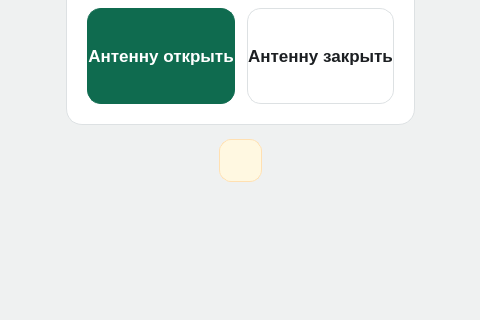
Pobryakushka/MMK, file inspectionpage.ui: the form before one commit; both pictures show x 271 to 751 and y 173 to 493 of the 1024 by 640 pixel window.
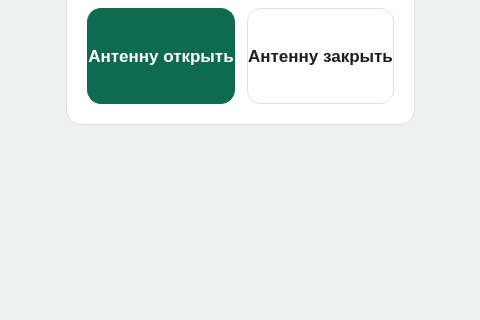
The form after the commit.

Commit message: InspectionPage: статусная плашка lblStatus заменена на NotificationToast

```diff
--- a/inspectionpage.ui
+++ b/inspectionpage.ui
@@ -254,35 +254,6 @@
       </widget>
      </item>
 
-     <item alignment="Qt::AlignHCenter|Qt::AlignTop">
-      <widget class="QLabel" name="lblStatus">
-       <property name="minimumSize">
-        <size>
-         <width>0</width>
-         <height>0</height>
-        </size>
-       </property>
-       <property name="maximumSize">
-        <size>
-         <width>640</width>
-         <height>16777215</height>
-        </size>
-       </property>
-       <property name="styleSheet">
-        <string notr="true">font-size: 11pt; font-weight: 600; color: #8D5B00; background-color: #FFF8E1; border: 1px solid #FFE0B2; padding: 12px 16px; border-radius: 12px;</string>
-       </property>
-       <property name="text">
-        <string/>
-       </property>
-       <property name="alignment">
-        <set>Qt::AlignCenter</set>
-       </property>
-       <property name="wordWrap">
-        <bool>true</bool>
-       </property>
-      </widget>
-     </item>
-
      <item>
       <spacer name="stackBottomSpacer">
        <property name="orientation">
```
The commit also changes 2 other files.
